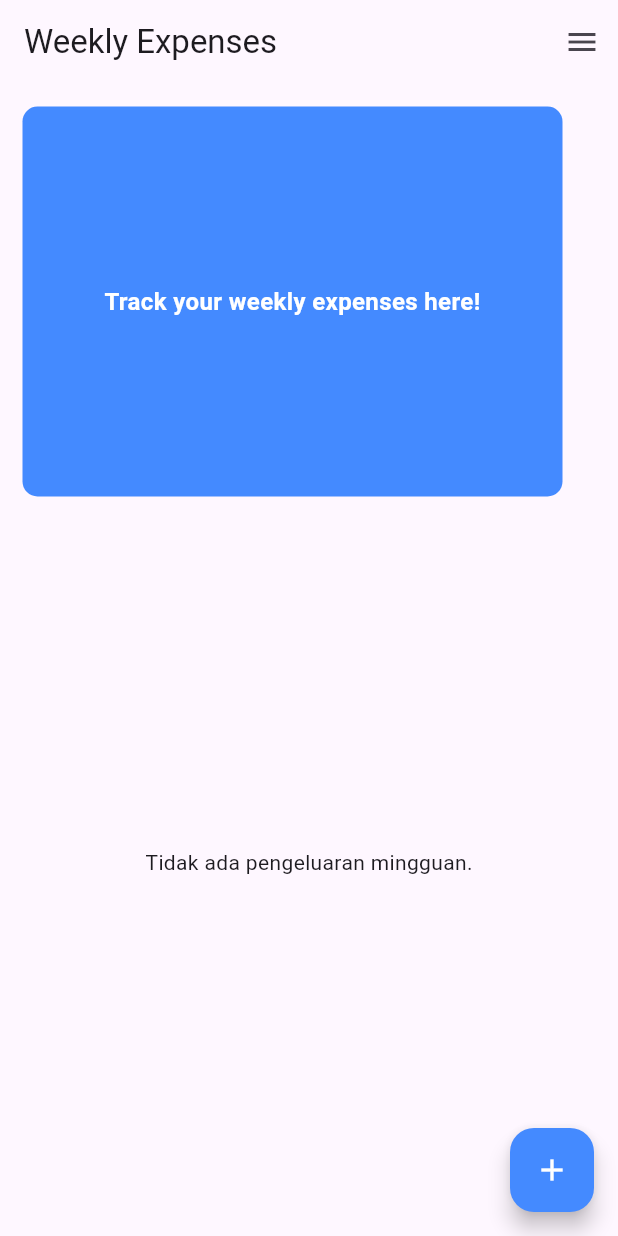
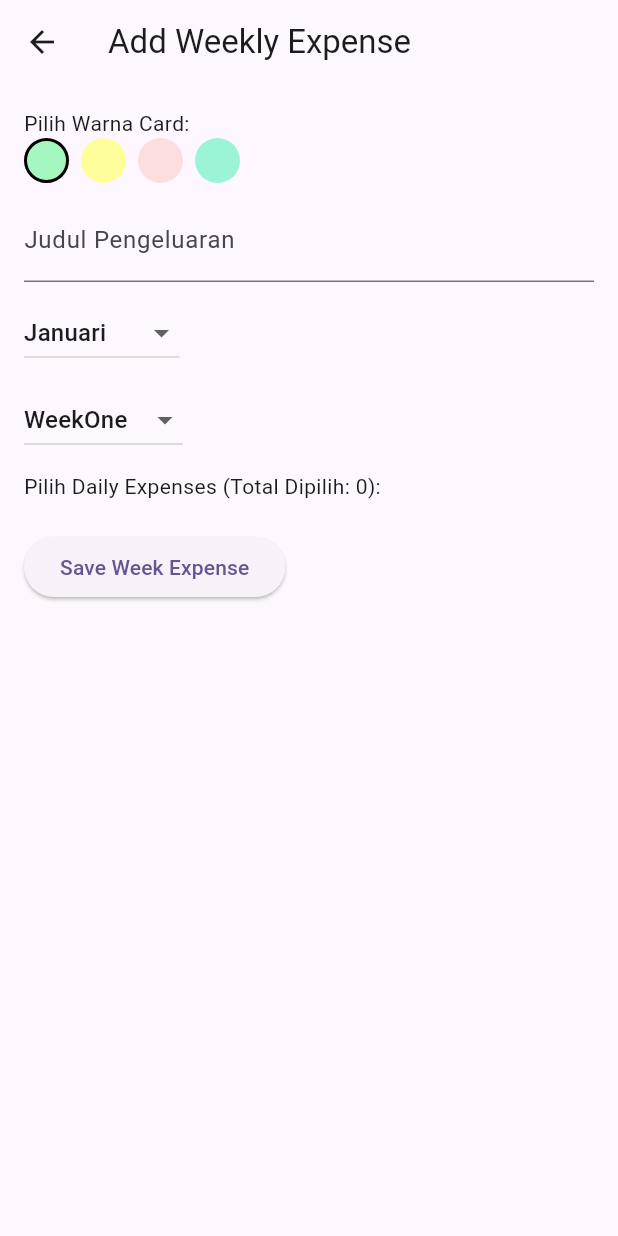
Before and after one commit to Gurly08/sampel_otherapps, a Flutter app: the Weeklyscreen screen opened directly, after a tap on the "add" icon, on a phone screen of 412 x 824 dp. Run offline on Flutter 3.47's test engine with Material 3 defaults, Android fonts, the light colour scheme and no system bars.

Commit message:
build inputweekly

```diff
--- /dev/null
+++ b/lib/application1/pages/WeeklyTracker/inputweekly.dart
@@ -0,0 +1,207 @@
+import 'package:flutter/material.dart';
+import 'package:uuid/uuid.dart';
+import 'package:intl/intl.dart';
+import '../../models/expanses_models.dart';
+import '../../provider/expense_provider.dart';
+
+
+class InputWeekly extends StatefulWidget {
+  final Expense? expense;
+
+  const InputWeekly({super.key, this.expense});
+
+  @override
+  State<InputWeekly> createState() => _InputWeeklyState();
+}
+
+class _InputWeeklyState extends State<InputWeekly> {
+  final TextEditingController _titleController = TextEditingController();
+  Color _selectedColor = const Color(0xffA3F7BF);
+  String _selectedMonth = 'Januari';
+  String _selectedWeekCategory = 'WeekOne';
+  List<Expense> selectedDailyExpenses = [];
+  List<Expense> dailyExpenses = [];
+
+  final List<Color> colors = const [
+    Color(0xffA3F7BF),
+    Color(0xffFEFF9A),
+    Color(0xffFDDEDE),
+    Color(0xff9BF4D5),
+  ];
+  final List<String> months = [
+    'Januari', 'Februari', 'Maret', 'April', 'Mei', 'Juni',
+    'Juli', 'Agustus', 'September', 'Oktober', 'November', 'Desember'
+  ];
+  final List<String> weekCategories = ['WeekOne', 'WeekTwo', 'WeekThree', 'WeekFour'];
+
+  @override
+void initState() {
+  super.initState();
+  if (widget.expense != null) {
+    _titleController.text = widget.expense!.title;
+    _selectedColor = widget.expense!.color;
+    _selectedWeekCategory = widget.expense!.weekCategory;
+    selectedDailyExpenses = List.from(widget.expense!.linkedDailyExpenses);
+  }
+}
+
+/// *Pindahkan pemanggilan ExpenseProvider ke didChangeDependencies()*
+@override
+void didChangeDependencies() {
+  super.didChangeDependencies();
+  _filterDailyExpenses();
+}
+
+void _filterDailyExpenses() {
+  final expenseProvider = ExpenseProvider.of(context);
+  setState(() {
+    dailyExpenses = expenseProvider?.expenses
+            .where((expense) => expense.weekCategory == _selectedWeekCategory)
+            .toList() ??
+        [];
+  });
+}
+
+void _saveWeeklyExpense() {
+  String id = widget.expense?.id ?? const Uuid().v4();
+  String monthYear = "2025-${(months.indexOf(_selectedMonth) + 1).toString().padLeft(2, '0')}";
+
+  final newWeeklyExpense = Expense(
+    id: id,
+    title: _titleController.text,
+    date: DateTime.now(),
+    color: _selectedColor,
+    weekCategory: _selectedWeekCategory,
+    linkedDailyExpenses: selectedDailyExpenses,
+    monthYear: monthYear,
+    isWeekly: true,
+  );
+
+  final expenseProvider = ExpenseProvider.of(context);
+  if (widget.expense == null) {
+    expenseProvider?.addExpense(newWeeklyExpense);
+  } else {
+    final index = expenseProvider?.expenses.indexWhere((e) => e.id == widget.expense?.id);
+    if (index != null && index != -1) {
+      expenseProvider?.updateExpense(index, newWeeklyExpense);
+    }
+  }
+  Navigator.pop(context);
+}
+
+
+  void _toggleExpenseSelection(Expense expense) {
+    setState(() {
+      if (selectedDailyExpenses.contains(expense)) {
+        selectedDailyExpenses.remove(expense);
+      } else {
+        selectedDailyExpenses.add(expense);
+      }
+    });
+  }
+
+  @override
+  Widget build(BuildContext context) {
+    return Scaffold(
+      appBar: AppBar(
+        title: Text(widget.expense == null ? 'Add Weekly Expense' : 'Edit Weekly Expense'),
+      ),
+      body: Padding(
+        padding: const EdgeInsets.all(16.0),
+        child: SingleChildScrollView(
+          child: Column(
+            crossAxisAlignment: CrossAxisAlignment.start,
+            children: [
+              const Text('Pilih Warna Card:'),
+              Wrap(
+                spacing: 8,
+                children: colors.map((color) {
+                  return GestureDetector(
+                    onTap: () => setState(() => _selectedColor = color),
+                    child: Container(
+                      width: 30,
+                      height: 30,
+                      decoration: BoxDecoration(
+                        color: color,
+                        shape: BoxShape.circle,
+                        border: _selectedColor == color ? Border.all(width: 2, color: Colors.black) : null,
+                      ),
+                    ),
+                  );
+                }).toList(),
+              ),
+              const SizedBox(height: 10),
+              TextField(
+                controller: _titleController,
+                decoration: const InputDecoration(labelText: 'Judul Pengeluaran'),
+              ),
+              const SizedBox(height: 10),
+              DropdownButton<String>(
+                value: _selectedMonth,
+                onChanged: (newValue) {
+                  setState(() => _selectedMonth = newValue!);
+                  _filterDailyExpenses();
+                },
+                items: months.map((month) {
+                  return DropdownMenuItem(value: month, child: Text(month));
+                }).toList(),
+              ),
+              const SizedBox(height: 10),
+              DropdownButton<String>(
+                value: _selectedWeekCategory,
+                onChanged: (newValue) {
+                  setState(() => _selectedWeekCategory = newValue!);
+                  _filterDailyExpenses();
+                },
+                items: weekCategories.map((week) {
+                  return DropdownMenuItem(value: week, child: Text(week));
+                }).toList(),
+              ),
+              const SizedBox(height: 10),
+              Text('Pilih Daily Expenses (Total Dipilih: ${selectedDailyExpenses.length}):'),
+              GridView.builder(
+                shrinkWrap: true,
+                physics: const NeverScrollableScrollPhysics(),
+                gridDelegate: const SliverGridDelegateWithFixedCrossAxisCount(
+                  crossAxisCount: 2,
+                  crossAxisSpacing: 8,
+                  mainAxisSpacing: 8,
+                  childAspectRatio: 1.5,
+                ),
+                itemCount: dailyExpenses.length,
+                itemBuilder: (context, index) {
+                  final expense = dailyExpenses[index];
+                  final isSelected = selectedDailyExpenses.contains(expense);
+
+                  return GestureDetector(
+                    onTap: () => _toggleExpenseSelection(expense),
+                    child: Card(
+                      color: isSelected ? Colors.green.withOpacity(0.7) : Colors.white,
+                      elevation: 3,
+                      child: Padding(
+                        padding: const EdgeInsets.all(8.0),
+                        child: Column(
+                          mainAxisAlignment: MainAxisAlignment.center,
+                          children: [
+                            Text(expense.title, style: const TextStyle(fontWeight: FontWeight.bold)),
+                            Text(DateFormat.yMMMd().format(expense.date)),
+                            if (isSelected) const Icon(Icons.check_circle, color: Colors.white),
+                          ],
+                        ),
+                      ),
+                    ),
+                  );
+                },
+              ),
+              const SizedBox(height: 20),
+              ElevatedButton(
+                onPressed: _saveWeeklyExpense,
+                child: const Text('Save Week Expense'),
+              ),
+            ],
+          ),
+        ),
+      ),
+    );
+  }
+}
--- a/lib/application1/pages/WeeklyTracker/weeklyscreen.dart
+++ b/lib/application1/pages/WeeklyTracker/weeklyscreen.dart
@@ -1,19 +1,47 @@
 import 'package:flutter/material.dart';
+import '../../models/expanses_models.dart';
 import '../../provider/expense_provider.dart';
 import '../DailyExpenses/shopping_tracker.dart';
 import '../MonthlyTracker/monthscreen.dart';
+import 'inputweekly.dart';
 
-class Weeklyscreen extends StatelessWidget {
+class Weeklyscreen extends StatefulWidget {
   const Weeklyscreen({super.key});
 
   @override
+  State<Weeklyscreen> createState() => _WeeklyscreenState();
+}
+
+class _WeeklyscreenState extends State<Weeklyscreen> {
+  List<Expense> weeklyExpenses = [];
+
+  @override
+  void didChangeDependencies() {
+    super.didChangeDependencies();
+    _loadWeeklyExpenses();
+  }
+
+  void _loadWeeklyExpenses() {
+    final expenseProvider = ExpenseProvider.of(context);
+    if (expenseProvider != null) {
+      setState(() {
+        weeklyExpenses = expenseProvider.expenses.where((e) => e.isWeekly).toList();
+      });
+    }
+  }
+
+  void _deleteExpense(Expense expense) {
+    final expenseProvider = ExpenseProvider.of(context);
+    if (expenseProvider != null) {
+      setState(() {
+        expenseProvider.removeExpense(expense);
+        _loadWeeklyExpenses();
+      });
+    }
+  }
+
+  @override
   Widget build(BuildContext context) {
-    final expenseProvider = ExpenseProvider.of(context);
-    final allExpenses = expenseProvider?.expenses ?? [];
-
-    // 🔥 Mengambil hanya Weekly Expenses
-    final weeklyExpenses = allExpenses.where((expense) => expense.isWeekly).toList();
-
     return Scaffold(
       endDrawer: SizedBox(
         width: 220,
@@ -68,7 +96,6 @@ class Weeklyscreen extends StatelessWidget {
         child: Column(
           crossAxisAlignment: CrossAxisAlignment.start,
           children: [
-            // Banner
             Container(
               width: 360,
               height: 260,
@@ -86,7 +113,6 @@ class Weeklyscreen extends StatelessWidget {
               ),
             ),
             const SizedBox(height: 10),
-            // List of Weekly Expenses
             Expanded(
               child: weeklyExpenses.isEmpty
                   ? const Center(child: Text('Tidak ada pengeluaran mingguan.'))
@@ -94,18 +120,30 @@ class Weeklyscreen extends StatelessWidget {
                       itemCount: weeklyExpenses.length,
                       itemBuilder: (context, index) {
                         final expense = weeklyExpenses[index];
+                        final totalAmount = expense.linkedDailyExpenses.fold(0, (sum, item) {
+                          return sum + (item.details.fold(0, (subSum, detail) {
+                            return subSum + (detail['amount'] is int ? detail['amount'] as int : 0);
+                          }));
+                        });
 
                         return Card(
                           color: expense.color,
                           child: ListTile(
                             title: Text(expense.title),
                             subtitle: Text('${expense.weekCategory} - ${expense.monthYear}'),
-                            trailing: Text(
-                              'Rp ${expense.linkedDailyExpenses.fold(0, (sum, item) => sum + item.details.fold(0, (subSum, detail) => subSum + (detail['amount'] as int)))}',
-                            ),
-                            onTap: () {
-                              // TODO: Navigasi ke detail weekly expense
+                            trailing: Text('Rp $totalAmount'),
+                            onTap: () async {
+                              final updatedExpense = await Navigator.push(
+                                context,
+                                MaterialPageRoute(
+                                  builder: (context) => InputWeekly(expense: expense),
+                                ),
+                              );
+                              if (updatedExpense != null) {
+                                _loadWeeklyExpenses();
+                              }
                             },
+                            onLongPress: () => _deleteExpense(expense),
                           ),
                         );
                       },
@@ -115,8 +153,21 @@ class Weeklyscreen extends StatelessWidget {
         ),
       ),
       floatingActionButton: FloatingActionButton(
-        onPressed: () {
-          // TODO: Navigasi ke form input weekly expense
+        onPressed: () async {
+          final newWeeklyExpense = await Navigator.push(
+            context,
+            MaterialPageRoute(builder: (context) => const InputWeekly()),
+          );
+
+          if (newWeeklyExpense != null) {
+            final expenseProvider = ExpenseProvider.of(context);
+            if (expenseProvider != null) {
+              setState(() {
+                expenseProvider.addExpense(newWeeklyExpense);
+                _loadWeeklyExpenses();
+              });
+            }
+          }
         },
         backgroundColor: Colors.blueAccent,
         child: const Icon(Icons.add, color: Colors.white),
--- a/pubspec.yaml
+++ b/pubspec.yaml
@@ -37,6 +37,7 @@ dependencies:
   cupertino_icons: ^1.0.8
   intl: ^0.20.2
   uuid: ^4.5.1
+  provider: ^6.1.4
 
 
 dev_dependencies:
```
Also changed, not shown: pubspec.lock.
